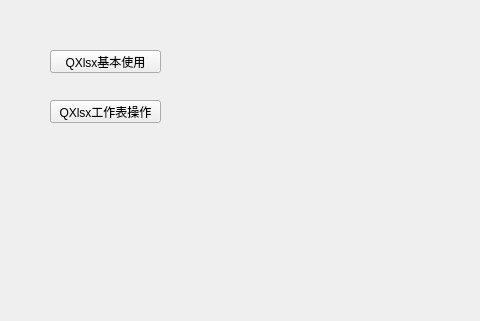
Old version of the form XlsxDemo/widget.ui in the repository mahuifa/QMDemo; both pictures show x 0 to 480 and y 0 to 321 of the 575 by 452 pixel window.
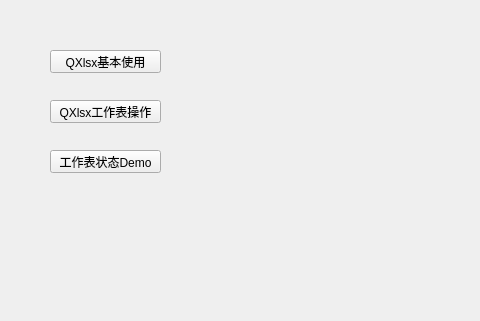
New version of the form.

Commit message: 重构：重构Widget类中创建Demo窗口功能

What changed in the file:
```diff
--- a/XlsxDemo/widget.ui
+++ b/XlsxDemo/widget.ui
@@ -39,6 +39,19 @@
     <string>QXlsx工作表操作</string>
    </property>
   </widget>
+  <widget class="QPushButton" name="but_demo3">
+   <property name="geometry">
+    <rect>
+     <x>50</x>
+     <y>150</y>
+     <width>111</width>
+     <height>23</height>
+    </rect>
+   </property>
+   <property name="text">
+    <string>工作表状态Demo</string>
+   </property>
+  </widget>
  </widget>
  <resources/>
  <connections/>
```
The commit also changes 4 other files.
